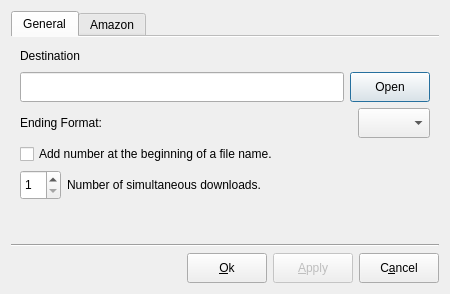
Christian-Kr/qlamz, file ui/Settings.ui: the form before one commit.
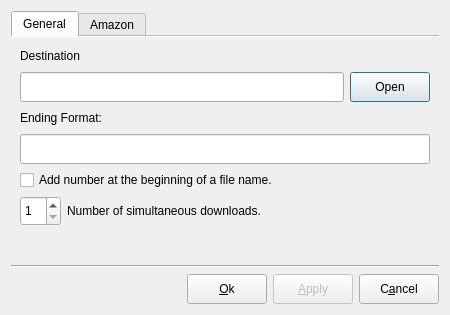
The form after the commit.

Commit message: Change to a line edit with variables for the ending format. For now only 'creator' and 'album' are allowed.

```diff
--- a/ui/Settings.ui
+++ b/ui/Settings.ui
@@ -7,7 +7,7 @@
     <x>0</x>
     <y>0</y>
     <width>450</width>
-    <height>294</height>
+    <height>315</height>
    </rect>
   </property>
   <property name="minimumSize">
@@ -123,21 +123,10 @@
                </property>
               </widget>
              </item>
-             <item>
-              <spacer name="horizontalSpacer">
-               <property name="orientation">
-                <enum>Qt::Horizontal</enum>
-               </property>
-               <property name="sizeHint" stdset="0">
-                <size>
-                 <width>40</width>
-                 <height>20</height>
-                </size>
-               </property>
-              </spacer>
+            </layout>
              </item>
              <item>
-              <widget class="QComboBox" name="comboBoxFormat">
+            <widget class="QLineEdit" name="lineEditDestinationFormat">
                <property name="minimumSize">
                 <size>
                  <width>0</width>
@@ -145,8 +134,6 @@
                 </size>
                </property>
               </widget>
-             </item>
-            </layout>
            </item>
            <item>
             <widget class="QCheckBox" name="checkBoxNumberPrefix">
```
Left out of the diff: 19 changed lines with no effect on the pictures. Lines whose indentation alone changed are shown as unchanged. The commit also changes 6 other files.
